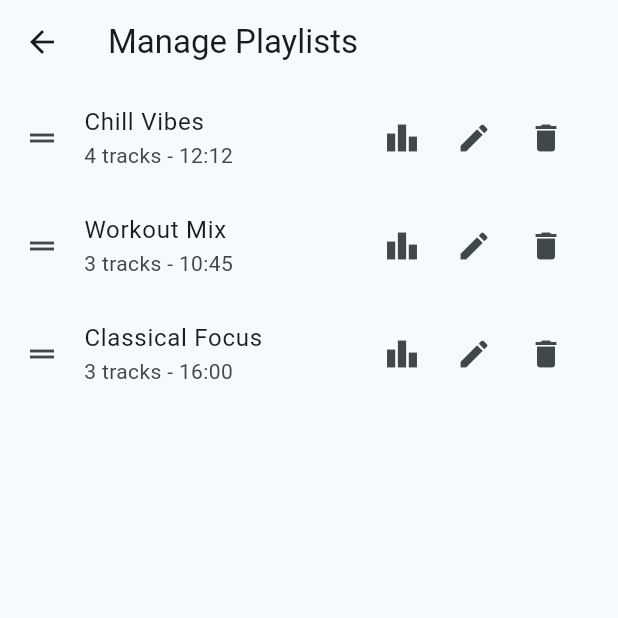
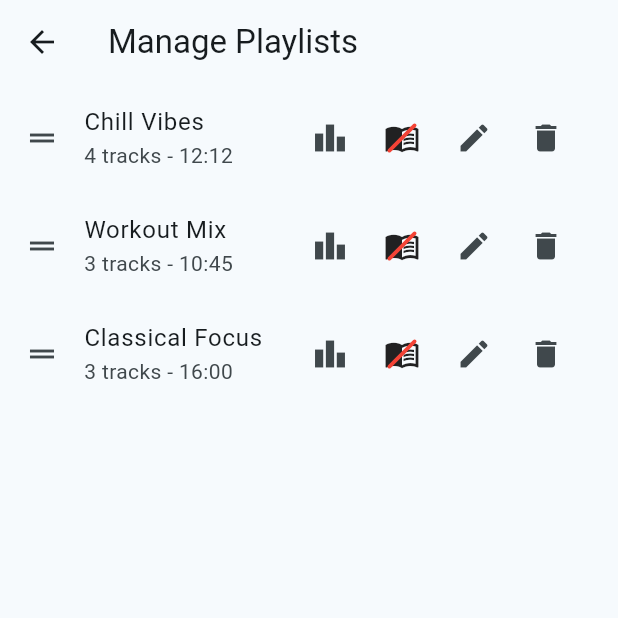
Before and after one commit to deshaion/deshplayer, a Flutter app: the screen it shows after launch, after a tap on the "menu" icon, after a tap on the "settings applications" icon, on a phone screen of 412 x 824 dp, the top half of it. Run offline on Flutter 3.47's test engine with Material 3 defaults, Android fonts, the phone set to English and light mode, and no system bars; our stand-ins replace audio_video_progress_bar, device_info_plus, flutter_secure_storage, hive, hive_flutter, just_audio and 2 more; missing offline and left inert: audiotags, just_audio_media_kit; accounts and stored records are empty.

Commit message:
feat: Add book mode to playlists for audiobook and podcast listening
- Added `isBookMode` field to `Playlist` Hive model.
- Added toggle for book mode in `ManagePlaylistsPage`.
- Updated `PlayerProvider` to isolate the queue for book mode playlists, preserving the regular queue in the background.
- Forced sequential playback for book mode, ignoring shuffle and repeat.
- Added "Resume from track" UI block in mobile and desktop layouts when switching between regular and book mode playlists with saved states.

Co-authored-by: deshaion <2771529+deshaion@users.noreply.github.com>

```diff
--- a/lib/models/playlist.dart
+++ b/lib/models/playlist.dart
@@ -20,11 +20,15 @@ class Playlist {
   @HiveField(4, defaultValue: false)
   bool excludeFromStatistics;
 
+  @HiveField(5, defaultValue: false)
+  bool isBookMode;
+
   Playlist({
     required this.id,
     required this.name,
     required this.trackIds,
     this.order = 0,
     this.excludeFromStatistics = false,
+    this.isBookMode = false,
   });
 }
--- a/lib/ui/layouts/mobile/mobile_layout.dart
+++ b/lib/ui/layouts/mobile/mobile_layout.dart
@@ -217,6 +217,43 @@ class _MobileLayoutState extends State<MobileLayout> {
             ),
             // Control Panel at the top
             const MobileControlPanel(),
+
+            // Resume Block
+            if (selectedPlaylist != null &&
+                player.playingPlaylist?.id != selectedPlaylist.id &&
+                (selectedPlaylist.isBookMode || (player.playingPlaylist?.isBookMode ?? false)) &&
+                HiveStorageService().getPlaybackState(selectedPlaylist.id)?.currentTrackId != null)
+              Container(
+                margin: const EdgeInsets.symmetric(horizontal: 16.0, vertical: 8.0),
+                padding: const EdgeInsets.symmetric(horizontal: 16.0, vertical: 12.0),
+                decoration: BoxDecoration(
+                  color: Theme.of(context).colorScheme.primaryContainer,
+                  borderRadius: BorderRadius.circular(8.0),
+                ),
+                child: Row(
+                  children: [
+                    const Icon(Icons.menu_book),
+                    const SizedBox(width: 12),
+                    Expanded(
+                      child: Text(
+                        'Resume from the track',
+                        style: TextStyle(
+                          color: Theme.of(context).colorScheme.onPrimaryContainer,
+                          fontWeight: FontWeight.bold,
+                        ),
+                      ),
+                    ),
+                    IconButton(
+                      icon: const Icon(Icons.play_circle_fill, size: 36),
+                      color: Theme.of(context).colorScheme.primary,
+                      onPressed: () {
+                        player.resumePlaylist(selectedPlaylist);
+                      },
+                    ),
+                  ],
+                ),
+              ),
+
             // Playlist Name Header
             if (selectedPlaylist != null)
               Padding(
--- a/lib/ui/pages/manage_playlists_page.dart
+++ b/lib/ui/pages/manage_playlists_page.dart
@@ -69,6 +69,12 @@ class _ManagePlaylistsPageState extends State<ManagePlaylistsPage> {
     _loadPlaylists();
   }
 
+  Future<void> _toggleBookMode(Playlist playlist) async {
+    playlist.isBookMode = !playlist.isBookMode;
+    await HiveStorageService().savePlaylist(playlist);
+    _loadPlaylists();
+  }
+
   String _formatDuration(Duration duration) {
     String twoDigits(int n) => n.toString().padLeft(2, '0');
     String twoDigitMinutes = twoDigits(duration.inMinutes.remainder(60));
@@ -136,6 +142,18 @@ class _ManagePlaylistsPageState extends State<ManagePlaylistsPage> {
                                 : 'Exclude from statistics',
                           ),
                           IconButton(
+                            icon: playlist.isBookMode
+                                ? const Icon(Icons.menu_book)
+                                : SlashedIcon(
+                                    icon: Icons.menu_book,
+                                    iconColor: Theme.of(context).iconTheme.color ?? Colors.black,
+                                  ),
+                            onPressed: () => _toggleBookMode(playlist),
+                            tooltip: playlist.isBookMode
+                                ? 'Disable book mode'
+                                : 'Enable book mode',
+                          ),
+                          IconButton(
                             icon: const Icon(Icons.edit),
                             onPressed: () => _renamePlaylist(playlist),
                             tooltip: 'Rename',
```
Also changed, not shown: lib/services/player_provider.dart (+97 -10 lines), lib/ui/layouts/desktop/desktop_layout.dart (+36 -0 lines), lib/models/playlist.g.dart.
